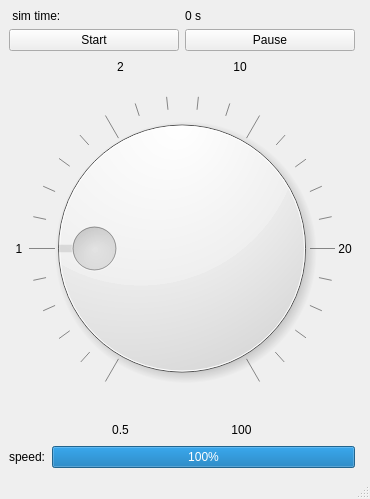
This is src/sss_sim_env/scripts/ui/main_window.ui in shupx/swarm_sync_sim as Qt 5 draws it before an edit. The edited form follows.
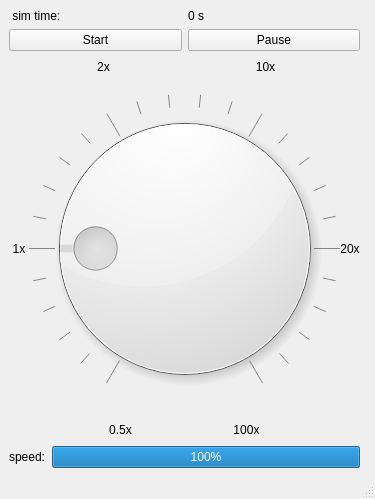
This is the edited form.

Commit message: Finish clock ui

```diff
--- a/src/sss_sim_env/scripts/ui/main_window.ui
+++ b/src/sss_sim_env/scripts/ui/main_window.ui
@@ -6,7 +6,7 @@
    <rect>
     <x>0</x>
     <y>0</y>
-    <width>370</width>
+    <width>375</width>
     <height>499</height>
    </rect>
   </property>
@@ -83,7 +83,7 @@
         <item>
          <widget class="QLabel" name="label_3">
           <property name="text">
-           <string>1</string>
+           <string>1x</string>
           </property>
           <property name="alignment">
            <set>Qt::AlignCenter</set>
@@ -175,7 +175,7 @@
         <item>
          <widget class="QLabel" name="label">
           <property name="text">
-           <string>0.5</string>
+           <string>0.5x</string>
           </property>
           <property name="alignment">
            <set>Qt::AlignCenter</set>
@@ -198,7 +198,7 @@
         <item>
          <widget class="QLabel" name="label_2">
           <property name="text">
-           <string>100</string>
+           <string>100x</string>
           </property>
           <property name="alignment">
            <set>Qt::AlignCenter</set>
@@ -221,7 +221,7 @@
        </layout>
       </item>
       <item row="0" column="0" colspan="3">
-       <layout class="QHBoxLayout" name="horizontalLayout">
+       <layout class="QHBoxLayout" name="horizontalLayout" stretch="3,1,5,1,3">
         <item>
          <spacer name="horizontalSpacer_6">
           <property name="orientation">
@@ -238,7 +238,7 @@
         <item>
          <widget class="QLabel" name="label_5">
           <property name="text">
-           <string>2</string>
+           <string>2x</string>
           </property>
           <property name="alignment">
            <set>Qt::AlignCenter</set>
@@ -261,7 +261,7 @@
         <item>
          <widget class="QLabel" name="label_6">
           <property name="text">
-           <string>10</string>
+           <string>10x</string>
           </property>
           <property name="alignment">
            <set>Qt::AlignCenter</set>
@@ -301,7 +301,7 @@
         <item>
          <widget class="QLabel" name="label_4">
           <property name="text">
-           <string>20</string>
+           <string>20x</string>
           </property>
           <property name="alignment">
            <set>Qt::AlignCenter</set>
```
Left out of the diff: 2 changed lines with no effect on the pictures. The commit also changes 4 other files.
